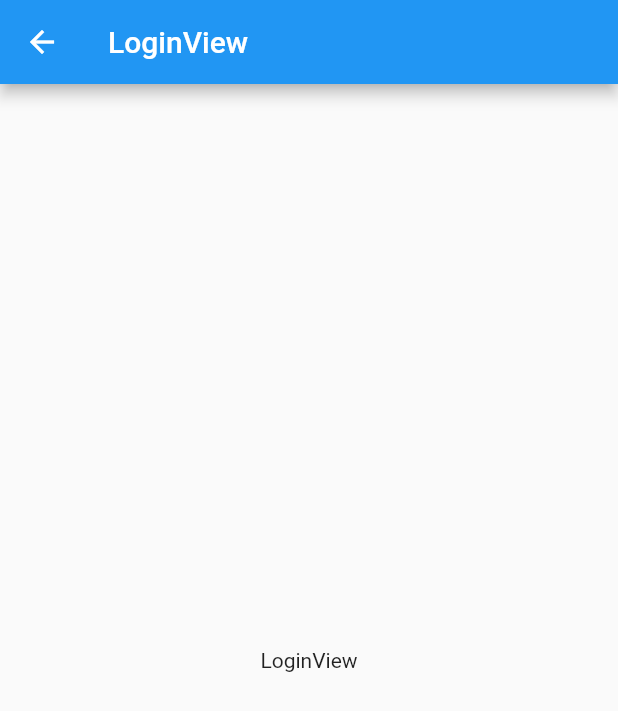
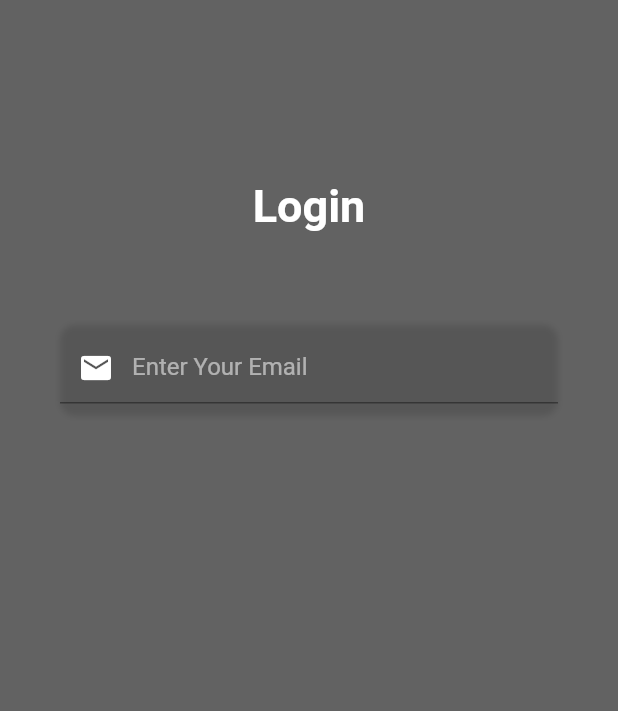
Before and after one commit to fiyakateam/fiyaka-mobile, a Flutter app: the LoginView screen opened directly, on a phone screen of 412 x 824 dp. Shown: the top 711 px of the screen. Run offline on Flutter 3.47's test engine with Material 2 defaults, Android fonts, the phone set to English and light mode, and no system bars; our stand-ins replace device_info, dio, get_it, shared_preferences, stacked, stacked_services; accounts and stored records are empty; Roboto replaces fonts that are missing (OpenSans); statements that could not run were skipped.

Commit message:
add email field

```diff
--- a/lib/auth/view/login/login_view.dart
+++ b/lib/auth/view/login/login_view.dart
@@ -1,3 +1,5 @@
+import 'package:fiyaka/auth/widget/email_field.dart';
+import 'package:flutter/services.dart';
 import 'package:stacked/stacked.dart';
 import 'package:flutter/material.dart';
 
@@ -16,11 +18,53 @@ class LoginView extends ViewModelBuilderWidget<LoginViewModel> {
   @override
   Widget builder(BuildContext context, LoginViewModel model, Widget child) {
     return Scaffold(
-      appBar: AppBar(
-        title: Text('LoginView'),
-      ),
-      body: Center(
-        child: Text('LoginView'),
+      body: AnnotatedRegion<SystemUiOverlayStyle>(
+        value: SystemUiOverlayStyle.dark,
+        child: GestureDetector(
+          onTap: () => model.unfocus(context),
+          child: Stack(
+            children: [
+              Container(
+                height: double.infinity,
+                width: double.infinity,
+                decoration: BoxDecoration(
+                  color: Color.fromRGBO(98, 98, 98, 1.0),
+                ),
+              ),
+              Container(
+                height: double.infinity,
+                child: SingleChildScrollView(
+                  physics: AlwaysScrollableScrollPhysics(),
+                  padding: EdgeInsets.symmetric(
+                    vertical: 120.0,
+                    horizontal: 40.0,
+                  ),
+                  child: Column(
+                    mainAxisAlignment: MainAxisAlignment.center,
+                    children: [
+                      Text(
+                        'Login',
+                        style: TextStyle(
+                          color: Colors.white,
+                          fontFamily: 'OpenSans',
+                          fontSize: 30.0,
+                          fontWeight: FontWeight.bold,
+                        ),
+                      ),
+                      SizedBox(
+                        height: 60.0,
+                      ),
+                      EmailField(
+                        emailController: model.emailController,
+                        hintText: 'Enter Your Email',
+                      )
+                    ],
+                  ),
+                ),
+              ),
+            ],
+          ),
+        ),
       ),
     );
   }
--- a/lib/auth/view/login/login_viewmodel.dart
+++ b/lib/auth/view/login/login_viewmodel.dart
@@ -1,3 +1,11 @@
+import 'package:fiyaka/core/locator.dart';
+import 'package:flutter/material.dart';
 import 'package:stacked/stacked.dart';
+import 'package:stacked_services/stacked_services.dart';
 
-class LoginViewModel extends BaseViewModel {}
+class LoginViewModel extends BaseViewModel {
+  final _navigatorService = locator<NavigationService>();
+  final TextEditingController emailController = TextEditingController();
+
+  void unfocus(BuildContext context) => FocusScope.of(context).unfocus();
+}
--- /dev/null
+++ b/lib/auth/widget/email_field.dart
@@ -0,0 +1,46 @@
+import 'package:flutter/material.dart';
+
+class EmailField extends StatelessWidget {
+  final TextEditingController emailController;
+  final String hintText;
+
+  const EmailField({Key key, this.emailController, this.hintText})
+      : super(key: key);
+  @override
+  Widget build(BuildContext context) {
+    return Container(
+      alignment: Alignment.centerLeft,
+      decoration: BoxDecoration(
+        borderRadius: BorderRadius.circular(10.0),
+        boxShadow: [
+          BoxShadow(
+            color: Colors.black12,
+            blurRadius: 3.0,
+            offset: Offset(0, 2),
+          ),
+        ],
+      ),
+      height: 60.0,
+      child: TextField(
+        controller: emailController,
+        keyboardType: TextInputType.emailAddress,
+        style: TextStyle(
+          color: Colors.white,
+          fontFamily: 'OpenSans',
+        ),
+        decoration: InputDecoration(
+          contentPadding: EdgeInsets.only(top: 14.0),
+          prefixIcon: Icon(
+            Icons.email,
+            color: Colors.white,
+          ),
+          hintText: hintText,
+          hintStyle: TextStyle(
+            color: Colors.white54,
+            fontFamily: 'OpenSans',
+          ),
+        ),
+      ),
+    );
+  }
+}
```
Also changed, not shown: 1 other file.
